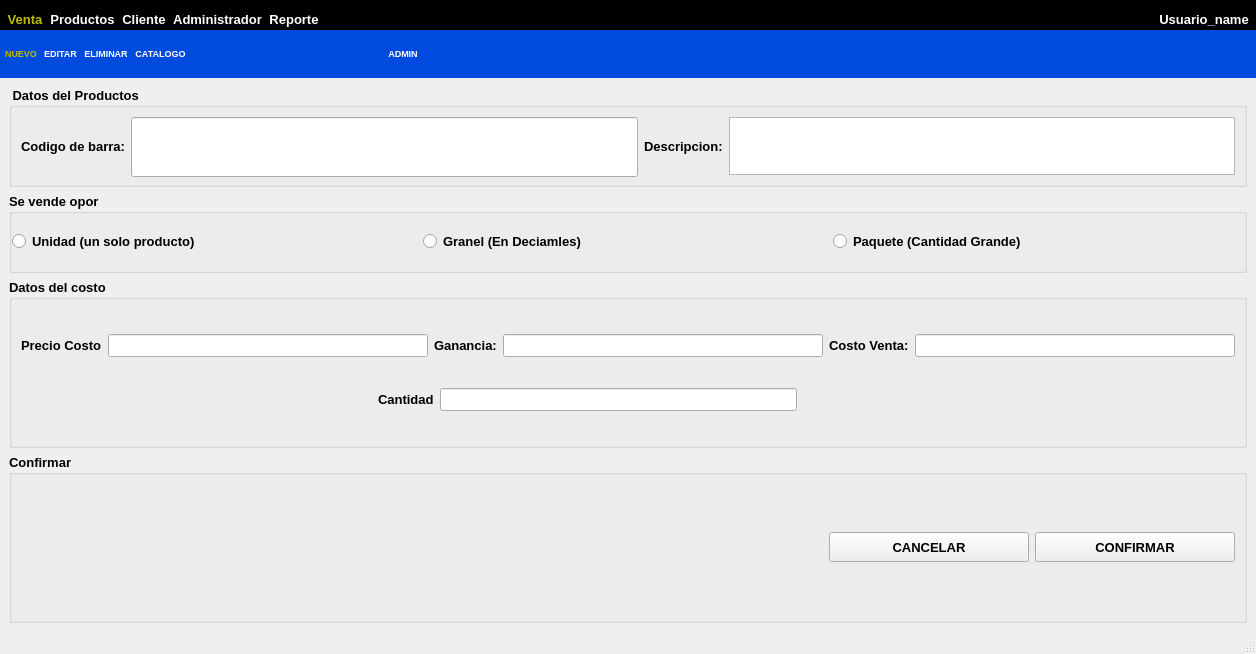
Above: untitled.ui from ARCANIK78/proyect-farma before the change. Below: the same form after it.
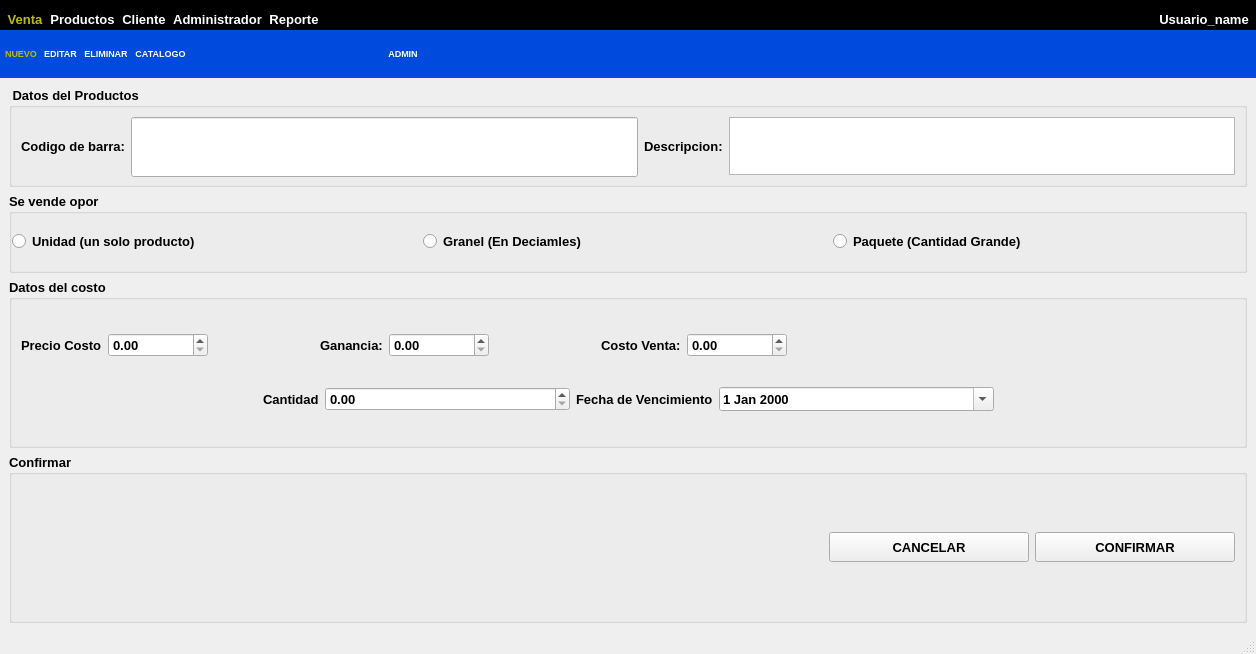
That is the form after the change. The open tabs and pages were chosen to show the change.

Commit message: Cambios Realizados en la seccion de productos: Cambiando los line_edit por Double spin box

What changed in the file:
```diff
--- a/untitled.ui
+++ b/untitled.ui
@@ -687,7 +687,7 @@
        </layout>
       </widget>
       <widget class="QWidget" name="page_3">
-       <layout class="QVBoxLayout" name="verticalLayout_6">
+       <layout class="QVBoxLayout" name="verticalLayout_5">
         <item>
          <widget class="QGroupBox" name="groupBox">
           <property name="maximumSize">
@@ -808,7 +808,7 @@
          </widget>
         </item>
         <item>
-         <widget class="QGroupBox" name="groupBox_4">
+         <widget class="QGroupBox" name="groupBox_14">
           <property name="font">
            <font>
             <pointsize>10</pointsize>
@@ -819,43 +819,115 @@
           <property name="title">
            <string>Datos del costo</string>
           </property>
-          <layout class="QVBoxLayout" name="verticalLayout_5">
+          <layout class="QVBoxLayout" name="verticalLayout_12">
            <item>
-            <layout class="QHBoxLayout" name="horizontalLayout_9">
+            <layout class="QHBoxLayout" name="horizontalLayout_30">
              <item>
-              <widget class="QLabel" name="label_4">
-               <property name="text">
-                <string>Precio Costo</string>
+              <layout class="QHBoxLayout" name="horizontalLayout_31">
+               <item>
+                <widget class="QLabel" name="label_27">
+                 <property name="text">
+                  <string>Precio Costo</string>
+                 </property>
+                </widget>
+               </item>
+               <item>
+                <widget class="QDoubleSpinBox" name="doubleSpinBox_5">
+                 <property name="minimumSize">
+                  <size>
+                   <width>100</width>
+                   <height>0</height>
+                  </size>
+                 </property>
+                </widget>
+               </item>
+              </layout>
+             </item>
+             <item>
+              <spacer name="horizontalSpacer_21">
+               <property name="orientation">
+                <enum>Qt::Horizontal</enum>
                </property>
-              </widget>
+               <property name="sizeHint" stdset="0">
+                <size>
+                 <width>20</width>
+                 <height>20</height>
+                </size>
+               </property>
+              </spacer>
              </item>
              <item>
-              <widget class="QLineEdit" name="lineEdit_2"/>
+              <layout class="QHBoxLayout" name="horizontalLayout_32">
+               <item>
+                <widget class="QLabel" name="label_28">
+                 <property name="text">
+                  <string>Ganancia:</string>
+                 </property>
+                </widget>
+               </item>
+               <item>
+                <widget class="QDoubleSpinBox" name="doubleSpinBox_6">
+                 <property name="minimumSize">
+                  <size>
+                   <width>100</width>
+                   <height>0</height>
+                  </size>
+                 </property>
+                </widget>
+               </item>
+              </layout>
              </item>
              <item>
-              <widget class="QLabel" name="label_5">
-               <property name="text">
-                <string>Ganancia:</string>
+              <spacer name="horizontalSpacer_22">
+               <property name="orientation">
+                <enum>Qt::Horizontal</enum>
                </property>
-              </widget>
+               <property name="sizeHint" stdset="0">
+                <size>
+                 <width>20</width>
+                 <height>20</height>
+                </size>
+               </property>
+              </spacer>
              </item>
              <item>
-              <widget class="QLineEdit" name="lineEdit_3"/>
+              <layout class="QHBoxLayout" name="horizontalLayout_33">
+               <item>
+                <widget class="QLabel" name="label_29">
+                 <property name="text">
+                  <string>Costo Venta:</string>
+                 </property>
+                </widget>
+               </item>
+               <item>
+                <widget class="QDoubleSpinBox" name="doubleSpinBox_7">
+                 <property name="minimumSize">
+                  <size>
+                   <width>100</width>
+                   <height>0</height>
+                  </size>
+                 </property>
+                </widget>
+               </item>
+              </layout>
              </item>
              <item>
-              <widget class="QLabel" name="label_6">
-               <property name="text">
-                <string>Costo Venta:</string>
+              <spacer name="horizontalSpacer_23">
+               <property name="orientation">
+                <enum>Qt::Horizontal</enum>
                </property>
-              </widget>
-             </item>
-             <item>
-              <widget class="QLineEdit" name="lineEdit_4"/>
+               <property name="sizeHint" stdset="0">
+                <size>
+                 <width>448</width>
+                 <height>20</height>
+                </size>
+               </property>
+              </spacer>
              </item>
             </layout>
            </item>
            <item>
-            <layout class="QHBoxLayout" name="horizontalLayout_8">
+            <layout class="QHBoxLayout" name="horizontalLayout_34">
              <item>
               <spacer name="horizontalSpacer_4">
                <property name="orientation">
@@ -863,7 +935,7 @@
                </property>
                <property name="sizeHint" stdset="0">
                 <size>
-                 <width>258</width>
+                 <width>148</width>
                  <height>20</height>
                 </size>
                </property>
@@ -877,16 +949,43 @@
               </widget>
              </item>
              <item>
-              <widget class="QLineEdit" name="lineEdit_5"/>
+              <widget class="QDoubleSpinBox" name="doubleSpinBox_8">
+               <property name="minimumSize">
+                <size>
+                 <width>245</width>
+                 <height>0</height>
+                </size>
+               </property>
+              </widget>
              </item>
              <item>
-              <spacer name="horizontalSpacer_5">
+              <widget class="QLabel" name="label_31">
+               <property name="text">
+                <string>Fecha de Vencimiento</string>
+               </property>
+              </widget>
+             </item>
+             <item>
+              <widget class="QDateEdit" name="dateEdit_2">
+               <property name="minimumSize">
+                <size>
+                 <width>275</width>
+                 <height>0</height>
+                </size>
+               </property>
+               <property name="calendarPopup">
+                <bool>true</bool>
+               </property>
+              </widget>
+             </item>
+             <item>
+              <spacer name="horizontalSpacer_25">
                <property name="orientation">
                 <enum>Qt::Horizontal</enum>
                </property>
                <property name="sizeHint" stdset="0">
                 <size>
-                 <width>438</width>
+                 <width>128</width>
                  <height>20</height>
                 </size>
                </property>
@@ -955,7 +1054,7 @@
        </layout>
       </widget>
       <widget class="QWidget" name="page_2">
-       <layout class="QVBoxLayout" name="verticalLayout_8">
+       <layout class="QVBoxLayout" name="verticalLayout_6">
         <item>
          <widget class="QGroupBox" name="groupBox_6">
           <property name="maximumSize">
```
Left out of the diff: 159 changed lines with no effect on the pictures.
